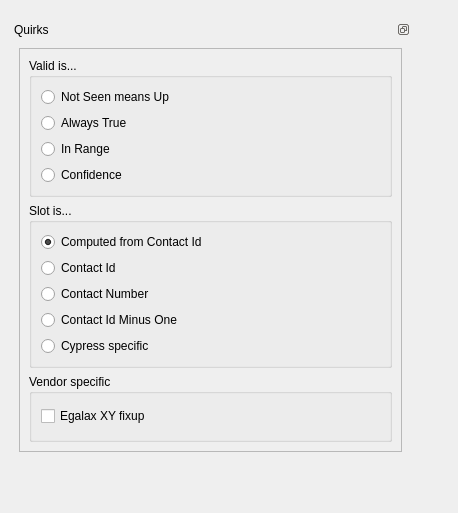
The window that quirks.ui (bentiss/mtdiag-qt) describes before a commit, drawn with Qt 5.
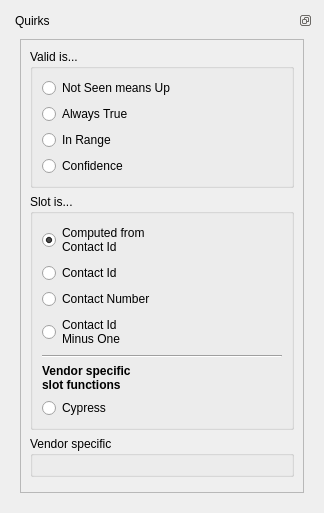
The same window after the commit.

```diff
--- a/quirks.ui
+++ b/quirks.ui
@@ -6,22 +6,16 @@
    <rect>
     <x>0</x>
     <y>0</y>
-    <width>458</width>
+    <width>324</width>
     <height>513</height>
    </rect>
   </property>
   <property name="windowTitle">
    <string>Form</string>
   </property>
+  <layout class="QGridLayout" name="gridLayout_3">
+   <item row="0" column="0">
   <widget class="QDockWidget" name="dockWidget_quirks">
-   <property name="geometry">
-    <rect>
-     <x>10</x>
-     <y>20</y>
-     <width>401</width>
-     <height>441</height>
-    </rect>
-   </property>
    <property name="features">
     <set>QDockWidget::DockWidgetFloatable|QDockWidget::DockWidgetMovable</set>
    </property>
@@ -40,8 +34,8 @@
          <rect>
           <x>0</x>
           <y>0</y>
-          <width>363</width>
-          <height>400</height>
+            <width>268</width>
+            <height>464</height>
          </rect>
         </property>
         <layout class="QVBoxLayout" name="verticalLayout_3">
@@ -91,7 +85,8 @@
             <item>
              <widget class="QRadioButton" name="radioButton_calculated">
               <property name="text">
-               <string>Computed from Contact Id</string>
+                 <string>Computed from
+Contact Id</string>
               </property>
               <property name="checked">
                <bool>true</bool>
@@ -115,14 +110,36 @@
             <item>
              <widget class="QRadioButton" name="radioButton_SLOT_IS_CONTACTID_MINUS_ONE">
               <property name="text">
-               <string>Contact Id Minus One</string>
+                 <string>Contact Id
+Minus One</string>
+                </property>
+               </widget>
+              </item>
+              <item>
+               <widget class="Line" name="line">
+                <property name="orientation">
+                 <enum>Qt::Horizontal</enum>
+                </property>
+               </widget>
+              </item>
+              <item>
+               <widget class="QLabel" name="label">
+                <property name="font">
+                 <font>
+                  <weight>75</weight>
+                  <bold>true</bold>
+                 </font>
+                </property>
+                <property name="text">
+                 <string>Vendor specific
+slot functions</string>
               </property>
              </widget>
             </item>
             <item>
              <widget class="QRadioButton" name="radioButton_CYPRESS">
               <property name="text">
-               <string>Cypress specific</string>
+                 <string>Cypress</string>
               </property>
              </widget>
             </item>
@@ -134,16 +151,21 @@
            <property name="title">
             <string>Vendor specific</string>
            </property>
-           <layout class="QGridLayout" name="gridLayout_2">
-            <item row="0" column="0">
-             <widget class="QCheckBox" name="checkBox_EGALAX_XYZ_FIXUP">
-              <property name="text">
-               <string>Egalax XY fixup</string>
-              </property>
-             </widget>
-            </item>
-           </layout>
-          </widget>
+             <layout class="QGridLayout" name="gridLayout_2"/>
+            </widget>
+           </item>
+           <item>
+            <spacer name="verticalSpacer">
+             <property name="orientation">
+              <enum>Qt::Vertical</enum>
+             </property>
+             <property name="sizeHint" stdset="0">
+              <size>
+               <width>20</width>
+               <height>40</height>
+              </size>
+             </property>
+            </spacer>
          </item>
         </layout>
        </widget>
@@ -152,6 +174,8 @@
     </layout>
    </widget>
   </widget>
+   </item>
+  </layout>
  </widget>
  <tabstops>
   <tabstop>scrollArea</tabstop>
```
Left out of the diff: 18 changed lines with no effect on the pictures. Lines whose indentation alone changed are shown as unchanged.
